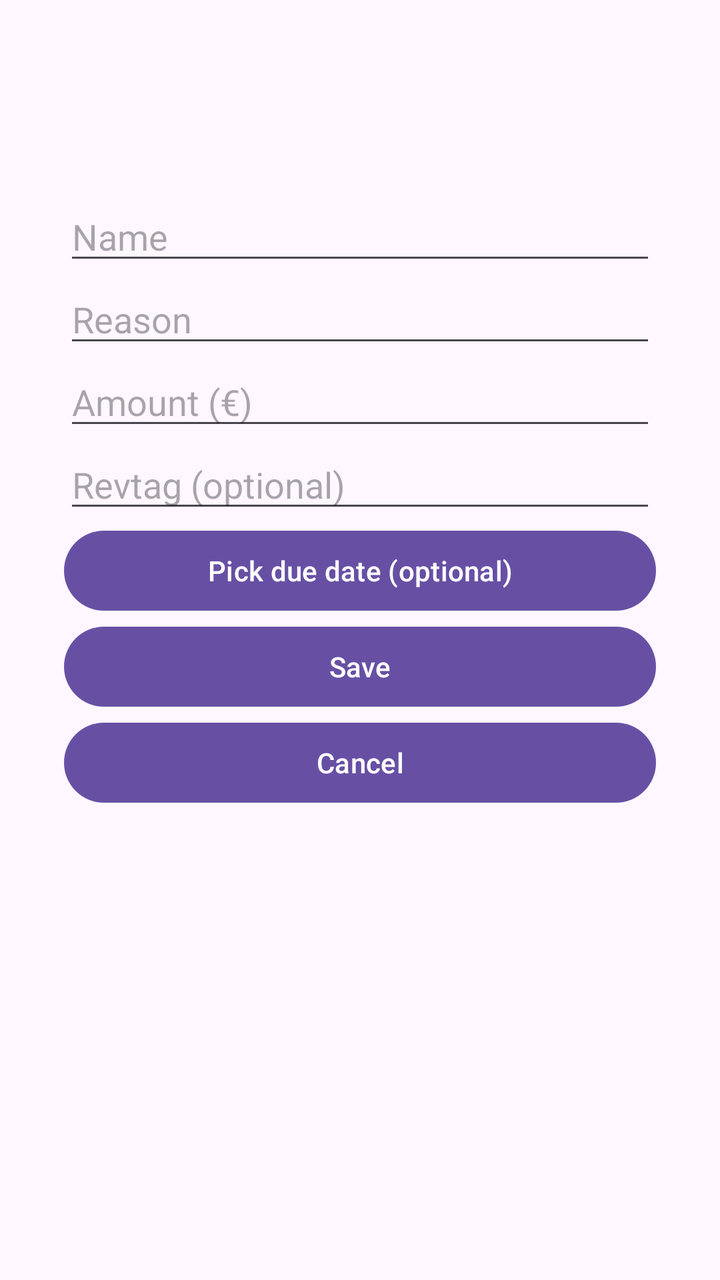
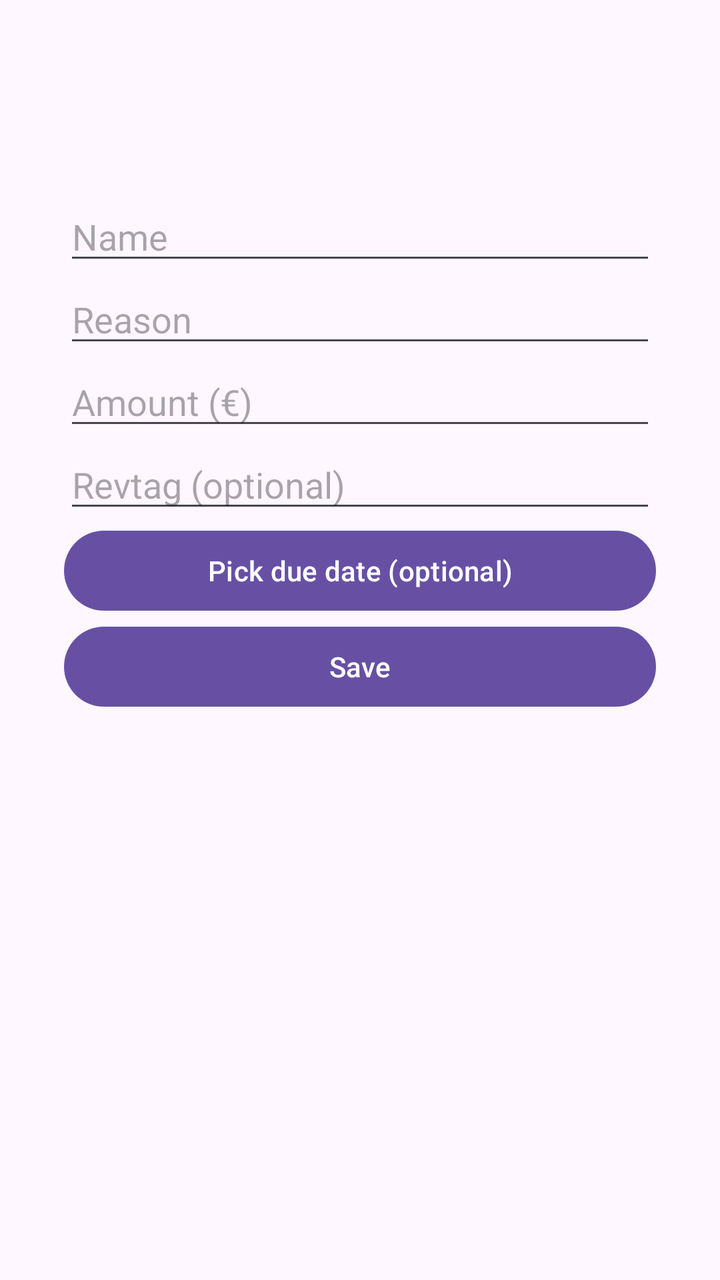

Screens rendered from an Android XML layout before and after an edit, with the pre-edit source and the edit as a unified diff.
<!-- AndroidManifest.xml: application theme Theme.DebtTracker -->
<!-- res/layout/activity_add_edit_debt.xml -->
<?xml version="1.0" encoding="utf-8"?>
<androidx.constraintlayout.widget.ConstraintLayout xmlns:android="http://schemas.android.com/apk/res/android"
    xmlns:app="http://schemas.android.com/apk/res-auto"
    xmlns:tools="http://schemas.android.com/tools"
    android:id="@+id/main"
    android:layout_width="match_parent"
    android:layout_height="match_parent"
    tools:context=".AddEditDebtActivity">

    <com.google.android.material.appbar.MaterialToolbar
        android:id="@+id/toolbar"
        android:layout_width="0dp"
        android:layout_height="?attr/actionBarSize"
        app:layout_constraintTop_toTopOf="parent"
        app:layout_constraintStart_toStartOf="parent"
        app:layout_constraintEnd_toEndOf="parent" />

    <ScrollView
        android:layout_width="0dp"
        android:layout_height="0dp"
        app:layout_constraintTop_toBottomOf="@id/toolbar"
        app:layout_constraintBottom_toBottomOf="parent"
        app:layout_constraintStart_toStartOf="parent"
        app:layout_constraintEnd_toEndOf="parent">

        <LinearLayout
            android:layout_width="match_parent"
            android:layout_height="wrap_content"
            android:orientation="vertical"
            android:padding="32dp">

            <EditText
                android:id="@+id/nameInput"
                android:layout_width="match_parent"
                android:layout_height="wrap_content"
                android:ems="10"
                android:hint="Name"
                android:inputType="text" />

            <EditText
                android:id="@+id/reasonInput"
                android:layout_width="match_parent"
                android:layout_height="wrap_content"
                android:ems="10"
                android:hint="Reason"
                android:inputType="text" />

            <EditText
                android:id="@+id/amountInput"
                android:layout_width="match_parent"
                android:layout_height="wrap_content"
                android:ems="10"
                android:hint="Amount (€)"
                android:inputType="numberDecimal" />

            <EditText
                android:id="@+id/revtagInput"
                android:layout_width="match_parent"
                android:layout_height="wrap_content"
                android:ems="10"
                android:hint="Revtag (optional)"
                android:inputType="text" />

            <Button
                android:id="@+id/dueDateButton"
                android:layout_width="match_parent"
                android:layout_height="wrap_content"
                android:text="Pick due date (optional)" />

            <Button
                android:id="@+id/saveButton"
                android:layout_width="match_parent"
                android:layout_height="wrap_content"
                android:text="Save" />

            <Button
                android:id="@+id/cancelButton"
                android:layout_width="match_parent"
                android:layout_height="wrap_content"
                android:text="Cancel" />
        </LinearLayout>
    </ScrollView>

</androidx.constraintlayout.widget.ConstraintLayout>
<!-- resources referenced by this layout -->
<resources>
  <style name="Theme.DebtTracker" parent="Base.Theme.DebtTracker" />
  <style name="Base.Theme.DebtTracker" parent="Theme.Material3.DayNight.NoActionBar">
          
          
      </style>
</resources>

<!-- the commit's change to res/layout/activity_add_edit_debt.xml (unified diff, before → after) -->
@@ -73,11 +73,6 @@
                 android:layout_height="wrap_content"
                 android:text="Save" />
 
-            <Button
-                android:id="@+id/cancelButton"
-                android:layout_width="match_parent"
-                android:layout_height="wrap_content"
-                android:text="Cancel" />
         </LinearLayout>
     </ScrollView>
 
